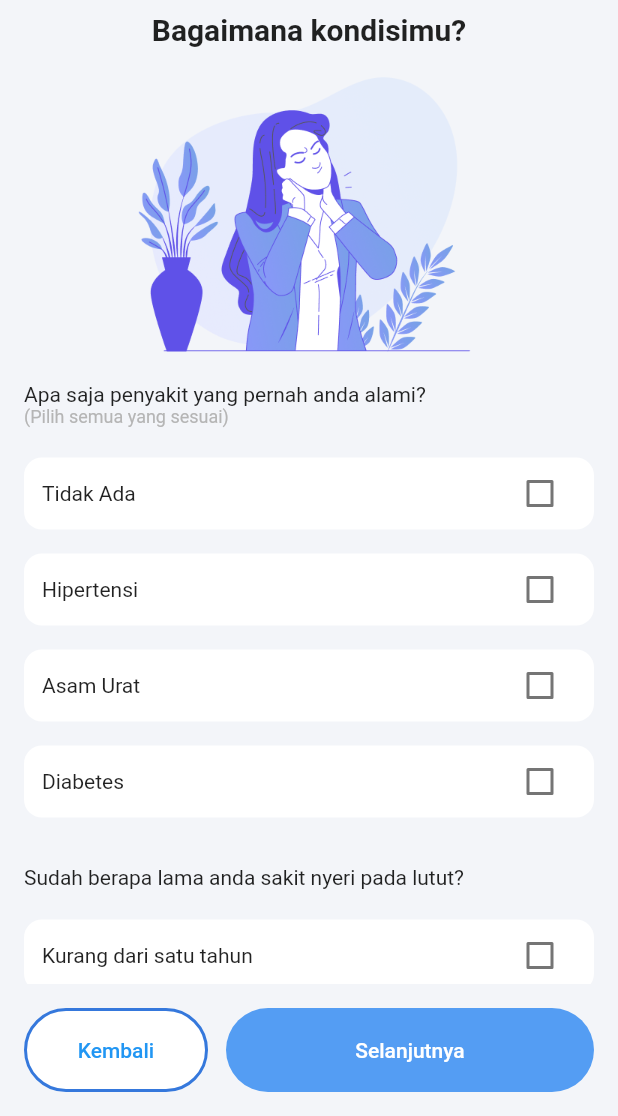
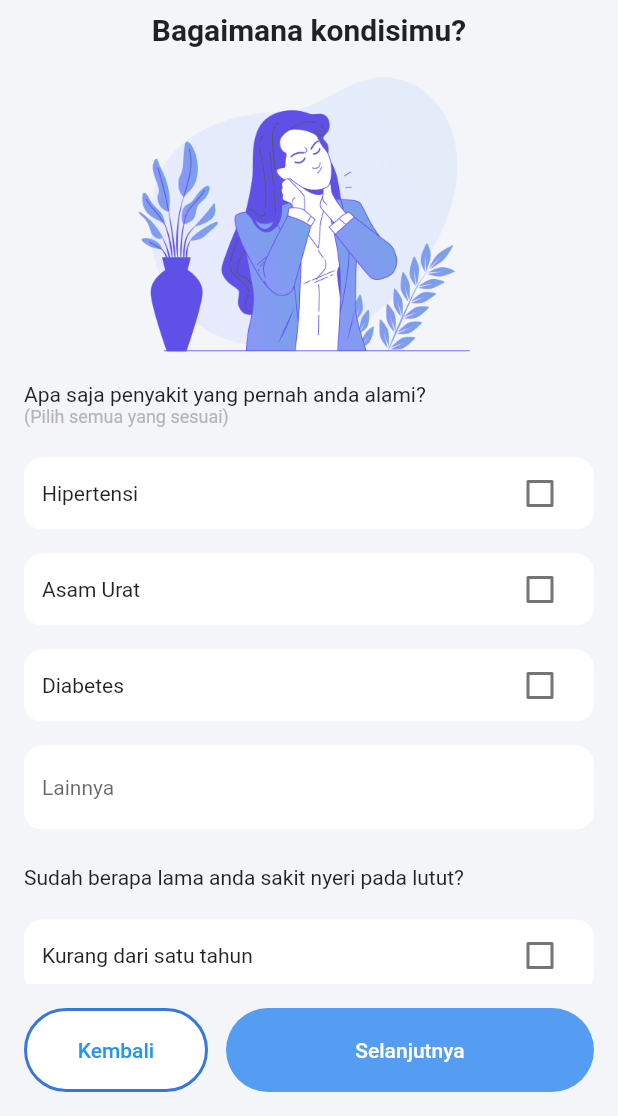
Before and after one commit to ekotyoo/sepo-fk, a Flutter app: the AssessmentScreen screen opened by its route, swiped to page 2, on a phone screen of 412 x 824 dp, the part 120-1236 px from its top. Run offline on Flutter 3.47's test engine with Material 2 defaults, Android fonts, the phone set to English and light mode, and no system bars; our stand-ins replace dio, flutter_riverpod, formz, fpdart, freezed_annotation, go_router and 3 more; accounts and stored records are empty; generated files the repository leaves out were written again; Roboto replaces fonts that are missing (SF Pro).

Commit message:
implement current condition form logic

```diff
--- a/lib/features/assessment/assessment_screen.dart
+++ b/lib/features/assessment/assessment_screen.dart
@@ -6,7 +6,6 @@ import 'package:sepo_app/features/assessment/personal_data_form.dart';
 import 'package:sepo_app/features/assessment/pill_count_form.dart';
 import 'package:sepo_app/features/onboarding/onboarding_screen.dart';
 
-import '../../common/models/date_input.dart';
 import '../../common/widgets/sepo_button.dart';
 import 'assessment_controller.dart';
 
--- a/lib/features/assessment/current_condition_form.dart
+++ b/lib/features/assessment/current_condition_form.dart
@@ -1,13 +1,19 @@
 import 'package:flutter/material.dart';
+import 'package:flutter_riverpod/flutter_riverpod.dart';
+import 'package:sepo_app/features/assessment/assessment_controller.dart';
+import 'package:sepo_app/features/assessment/models/exercise_duration.dart';
+import 'package:sepo_app/features/assessment/models/illness_duration_input.dart';
 import 'package:sepo_app/features/auth/presentation/login/login_screen.dart';
 
 import '../../common/constants/colors.dart';
 
-class CurrentConditionForm extends StatelessWidget {
+class CurrentConditionForm extends ConsumerWidget {
   const CurrentConditionForm({Key? key}) : super(key: key);
 
   @override
-  Widget build(BuildContext context) {
+  Widget build(BuildContext context, WidgetRef ref) {
+    final state = ref.watch(assessmentControllerProvider).currentConditionState;
+
     return Padding(
       padding: const EdgeInsets.symmetric(horizontal: 16),
       child: Column(
@@ -37,33 +43,80 @@ class CurrentConditionForm extends StatelessWidget {
                     child: Image.asset('assets/images/assessment_2.png'),
                   ),
                   const SizedBox(height: 12),
-                  FormOption(
+                  FormCheckbox(
                     title: 'Apa saja penyakit yang pernah anda alami?',
                     subtitle: '(Pilih semua yang sesuai)',
                     items: [
-                      CheckboxItem('Tidak Ada', false),
-                      CheckboxItem('Hipertensi', false),
-                      CheckboxItem('Asam Urat', false),
-                      CheckboxItem('Diabetes', false),
+                      CheckboxItem(
+                        label: 'Hipertensi',
+                        value: state.illnessHistory['hipertensi'] ?? false,
+                        onChanged: (value) {
+                          ref
+                              .read(assessmentControllerProvider.notifier)
+                              .onIllnessHistoryChange('hipertensi', value);
+                        },
+                      ),
+                      CheckboxItem(
+                        label: 'Asam Urat',
+                        value: state.illnessHistory['asam_urat'] ?? false,
+                        onChanged: (value) {
+                          ref
+                              .read(assessmentControllerProvider.notifier)
+                              .onIllnessHistoryChange('asam_urat', value);
+                        },
+                      ),
+                      CheckboxItem(
+                        label: 'Diabetes',
+                        value: state.illnessHistory['diabetes'] ?? false,
+                        onChanged: (value) {
+                          ref
+                              .read(assessmentControllerProvider.notifier)
+                              .onIllnessHistoryChange('diabetes', value);
+                        },
+                      ),
                     ],
+                  ),
+                  const SizedBox(height: 8),
+                  SepoTextField(
+                    label: 'Lainnya',
+                    initialText: state.otherIllness,
+                    onChanged: ref
+                        .read(assessmentControllerProvider.notifier)
+                        .onOtherIllnessChange,
                   ),
                   const SizedBox(height: 24),
                   FormOption(
                     title: 'Sudah berapa lama anda sakit nyeri pada lutut?',
-                    items: [
-                      CheckboxItem('Kurang dari satu tahun', false),
-                      CheckboxItem('Lebih dari satu tahun', false),
-                      CheckboxItem('Lebih dari tiga tahun', false),
-                    ],
+                    items: IllnessDuration.values
+                        .map(
+                          (e) => CheckboxItem(
+                            label: e.getLabel(),
+                            value: state.illnessDurationInput.value == e,
+                            onChanged: (value) {
+                              ref
+                                  .read(assessmentControllerProvider.notifier)
+                                  .onIllnessDurationChange(e);
+                            },
+                          ),
+                        )
+                        .toList(),
                   ),
                   const SizedBox(height: 24),
                   FormOption(
                     title: 'Durasi anda saat berolahraga',
-                    items: [
-                      CheckboxItem('Kurang dari 30 menit', false),
-                      CheckboxItem('Lebih dari 30 menit', false),
-                      CheckboxItem('Tidak pernah berolahraga', false),
-                    ],
+                    items: ExerciseDuration.values
+                        .map(
+                          (e) => CheckboxItem(
+                            label: e.getLabel(),
+                            value: e == state.exerciseDurationInput.value,
+                            onChanged: (value) {
+                              ref
+                                  .read(assessmentControllerProvider.notifier)
+                                  .onExerciseDurationChange(e);
+                            },
+                          ),
+                        )
+                        .toList(),
                   ),
                   const SizedBox(height: 24),
                   const Align(
@@ -73,7 +126,10 @@ class CurrentConditionForm extends StatelessWidget {
                   const SizedBox(height: 12),
                   SepoTextField(
                     label: 'Jatuh, Kecelakaan, dsb',
-                    onChanged: (p0) {},
+                    initialText: state.jointTraumaCause,
+                    onChanged: ref
+                        .read(assessmentControllerProvider.notifier)
+                        .onJointTraumaCauseChange,
                   ),
                 ],
               ),
@@ -88,8 +144,9 @@ class CurrentConditionForm extends StatelessWidget {
 class CheckboxItem {
   final String label;
   final bool value;
+  Function(bool)? onChanged;
 
-  CheckboxItem(this.label, this.value);
+  CheckboxItem({required this.label, required this.value, this.onChanged});
 }
 
 class FormOption extends StatelessWidget {
@@ -123,7 +180,54 @@ class FormOption extends StatelessWidget {
             .map(
               (e) => OptionItem(
                 item: e,
-                onChanged: (value) {},
+                onChanged: (value) {
+                  if (value == null) return;
+                  e.onChanged?.call(value);
+                },
+              ),
+            )
+            .toList(),
+      ],
+    );
+  }
+}
+
+class FormCheckbox extends StatelessWidget {
+  const FormCheckbox({
+    Key? key,
+    required this.items,
+    required this.title,
+    this.subtitle,
+  }) : super(key: key);
+
+  final String title;
+  final String? subtitle;
+  final List<CheckboxItem> items;
+
+  @override
+  Widget build(BuildContext context) {
+    return Column(
+      crossAxisAlignment: CrossAxisAlignment.start,
+      children: [
+        Text(title),
+        if (subtitle != null)
+          Text(
+            subtitle!,
+            style: Theme.of(context)
+                .textTheme
+                .bodySmall
+                ?.copyWith(color: kColorNeutral50),
+          ),
+        const SizedBox(height: 12),
+        ...items
+            .map(
+              (e) => OptionItem(
+                item: e,
+                selected: e.value,
+                onChanged: (value) {
+                  if (value == null) return;
+                  e.onChanged?.call(value);
+                },
               ),
             )
             .toList(),
@@ -133,9 +237,14 @@ class FormOption extends StatelessWidget {
 }
 
 class OptionItem extends StatelessWidget {
-  const OptionItem({Key? key, required this.item, required this.onChanged})
-      : super(key: key);
+  const OptionItem({
+    Key? key,
+    this.selected = false,
+    required this.item,
+    required this.onChanged,
+  }) : super(key: key);
   final CheckboxItem item;
+  final bool selected;
   final void Function(bool?)? onChanged;
 
   @override
--- a/lib/features/assessment/personal_data_form.dart
+++ b/lib/features/assessment/personal_data_form.dart
@@ -54,7 +54,8 @@ class PersonalDataForm extends ConsumerWidget {
                           .read(assessmentControllerProvider.notifier)
                           .onNameChange(value);
                     },
-                      errorText: null),
+                    errorText: null,
+                  ),
                   const SizedBox(height: 12),
                   _PickDateButton(
                     dateInput: state.birthDateInput,
--- a/lib/features/auth/presentation/login/login_screen.dart
+++ b/lib/features/auth/presentation/login/login_screen.dart
@@ -8,7 +8,7 @@ import '../../../../utils/snackbar_utils.dart';
 import '../../models/email_text_input.dart';
 import 'login_controller.dart';
 
-enum SepoTextFieldType { normal, email, password }
+enum SepoTextFieldType { normal, email, password, number }
 
 class SepoTextField extends StatefulWidget {
   const SepoTextField({
@@ -22,14 +22,18 @@ class SepoTextField extends StatefulWidget {
     this.onChanged,
     this.enabled = true,
     this.initialText,
+    this.minLines = 1,
+    this.expands = false,
   });
 
   final TextEditingController? controller;
   final String? initialText;
   final SepoTextFieldType type;
-  final String label;
+  final String? label;
   final TextInputAction? action;
-  final int maxLines;
+  final int? maxLines;
+  final int? minLines;
+  final bool expands;
   final String? errorText;
   final Function(String)? onChanged;
   final bool enabled;
@@ -39,17 +43,77 @@ class SepoTextField extends StatefulWidget {
 }
 
 class _SepoTextFieldState extends State<SepoTextField> {
+  var obscureText = false;
+  late TextEditingController _controller;
+
+  @override
+  void initState() {
+    super.initState();
+    _controller = widget.controller ?? TextEditingController();
+    if (widget.initialText != null) {
+      _controller.text = widget.initialText!;
+    }
+    obscureText = widget.type == SepoTextFieldType.password;
+  }
+
+  @override
+  void dispose() {
+    super.dispose();
+    _controller.dispose();
+  }
+
   @override
   Widget build(BuildContext context) {
-    return SizedBox(
-      height: 56,
-      child: TextField(
-        textAlignVertical: TextAlignVertical.center,
-        onChanged: widget.onChanged,
-        decoration: InputDecoration(
-          label: Text(widget.label),
+    TextInputType? keyboardType;
+    Widget? inputIcon;
+
+    if (widget.type == SepoTextFieldType.email) {
+      keyboardType = TextInputType.emailAddress;
+    } else if (widget.type == SepoTextFieldType.password) {
+      keyboardType = TextInputType.visiblePassword;
+      inputIcon = GestureDetector(
+        onTap: () => setState(() => obscureText = !obscureText),
+        child: Icon(
+          obscureText ? Icons.visibility_off_rounded : Icons.visibility_rounded,
         ),
-      ),
+      );
+    } else if  (widget.type == SepoTextFieldType.number) {
+      keyboardType = TextInputType.number;
+    }
+
+    return Column(
+      crossAxisAlignment: CrossAxisAlignment.start,
+      children: [
+        TextField(
+          controller: _controller,
+          keyboardType: keyboardType,
+          enabled: widget.enabled,
+          textInputAction: widget.action,
+          maxLines: widget.maxLines,
+          minLines: widget.minLines,
+          textAlign: TextAlign.start,
+          textAlignVertical: TextAlignVertical.top,
+          expands: widget.expands,
+          style: Theme.of(context).textTheme.bodyMedium,
+          obscureText: obscureText,
+          decoration: InputDecoration(
+            hintText: widget.label,
+            suffixIcon: inputIcon,
+          ),
+          onChanged: widget.onChanged,
+        ),
+        if (widget.errorText != null) ...[
+          const SizedBox(height: 4),
+          Text(
+            widget.errorText!,
+            style: Theme.of(context)
+                .textTheme
+                .labelSmall
+                ?.copyWith(color: Theme.of(context).colorScheme.error),
+          ),
+          const SizedBox(height: 4),
+        ]
+      ],
     );
   }
 }
```
Also changed, not shown: lib/features/assessment/assessment_controller.dart (+49 -6 lines), lib/features/assessment/current_condition_state.dart (+9 -1 lines), lib/features/assessment/assessment_controller.g.dart, lib/features/assessment/current_condition_state.freezed.dart (deleted). Lines whose indentation alone changed are shown as unchanged.
